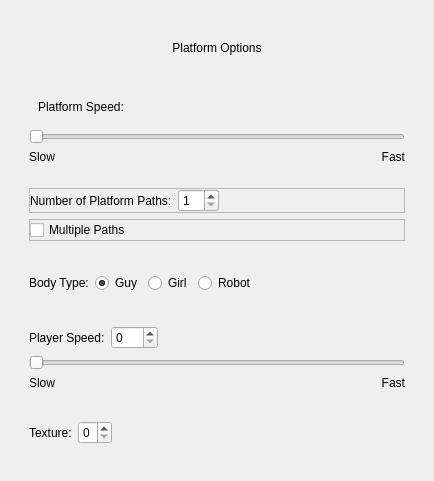
Qt form task_platformhopperleft.ui (Painless-VR-Capstone/Qt-ClientApp) before a commit.
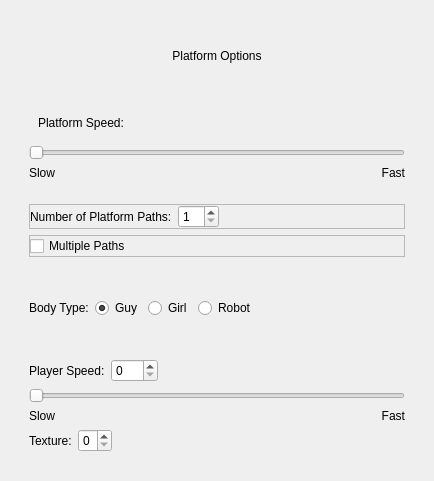
The same form after that commit.

Patch:
```diff
--- a/task_platformhopperleft.ui
+++ b/task_platformhopperleft.ui
@@ -214,6 +214,51 @@
            </layout>
           </widget>
          </item>
+         <item row="3" column="0">
+          <widget class="QFrame" name="frame">
+           <layout class="QGridLayout" name="gridLayout_14">
+            <property name="leftMargin">
+             <number>0</number>
+            </property>
+            <property name="topMargin">
+             <number>0</number>
+            </property>
+            <property name="rightMargin">
+             <number>0</number>
+            </property>
+            <property name="bottomMargin">
+             <number>0</number>
+            </property>
+            <item row="0" column="1">
+             <widget class="QSpinBox" name="textureSpinBox">
+              <property name="maximum">
+               <number>2</number>
+              </property>
+             </widget>
+            </item>
+            <item row="0" column="0">
+             <widget class="QLabel" name="label_10">
+              <property name="text">
+               <string>Texture:</string>
+              </property>
+             </widget>
+            </item>
+            <item row="0" column="2">
+             <spacer name="horizontalSpacer_5">
+              <property name="orientation">
+               <enum>Qt::Horizontal</enum>
+              </property>
+              <property name="sizeHint" stdset="0">
+               <size>
+                <width>40</width>
+                <height>20</height>
+               </size>
+              </property>
+             </spacer>
+            </item>
+           </layout>
+          </widget>
+         </item>
         </layout>
        </widget>
       </item>
@@ -407,39 +452,6 @@
         </layout>
        </widget>
       </item>
-      <item row="5" column="0">
-       <widget class="QWidget" name="textureBox" native="true">
-        <layout class="QHBoxLayout" name="horizontalLayout">
-         <item>
-          <widget class="QLabel" name="label_10">
-           <property name="text">
-            <string>Texture:</string>
-           </property>
-          </widget>
-         </item>
-         <item>
-          <widget class="QSpinBox" name="textureSpinBox">
-           <property name="maximum">
-            <number>2</number>
-           </property>
-          </widget>
-         </item>
-         <item>
-          <spacer name="horizontalSpacer_5">
-           <property name="orientation">
-            <enum>Qt::Horizontal</enum>
-           </property>
-           <property name="sizeHint" stdset="0">
-            <size>
-             <width>40</width>
-             <height>20</height>
-            </size>
-           </property>
-          </spacer>
-         </item>
-        </layout>
-       </widget>
-      </item>
      </layout>
     </widget>
    </item>
```
